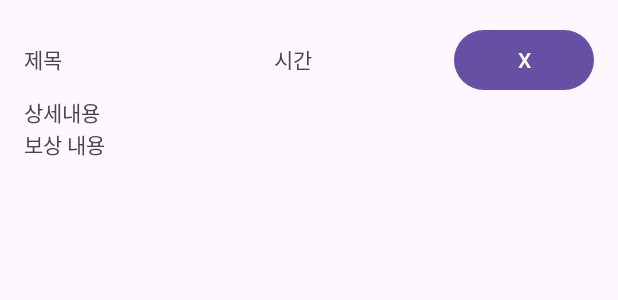
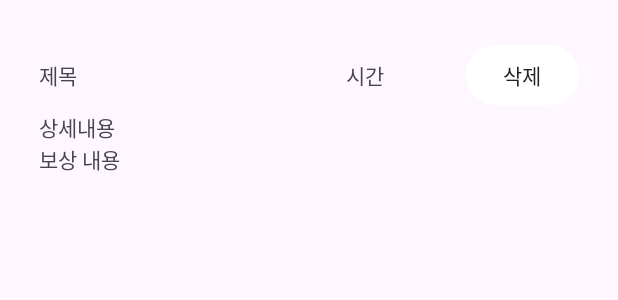
Before and after one commit to cjs5662/-, an Android app: the layout item_todo.xml on its own in the app's theme, with its tools: preview values and no code run, on a phone screen of 412 x 824 dp. Shown: the top 300 px of the screen. Run offline under Robolectric (Android 15) with nearby library versions, the phone set to English and light mode, and no system bars.

Commit message:
Update item_todo.xml

```diff
--- a/app/src/main/res/layout/item_todo.xml
+++ b/app/src/main/res/layout/item_todo.xml
@@ -13,7 +13,8 @@
         app:layout_constraintTop_toTopOf="parent"
         app:layout_constraintStart_toStartOf="parent"
         app:layout_constraintEnd_toEndOf="parent"
-        tools:layout_editor_absoluteX="16dp">
+        tools:layout_editor_absoluteX="16dp"
+        android:padding="10dp">
 
         <LinearLayout
             android:layout_width="match_parent"
@@ -22,24 +23,24 @@
 
             <TextView
                 android:id="@+id/it_title"
-                android:layout_width="wrap_content"
+                android:layout_width="0dp"
                 android:layout_height="wrap_content"
-                android:layout_weight="30"
+                android:layout_weight="1"
                 android:text="제목" />
 
             <TextView
                 android:id="@+id/it_time"
-                android:layout_width="wrap_content"
+                android:layout_width="80dp"
                 android:layout_height="wrap_content"
-                android:layout_weight="20"
                 android:text="시간" />
 
             <Button
                 android:id="@+id/btn_delete_todo"
-                android:layout_width="wrap_content"
+                android:layout_width="75dp"
                 android:layout_height="wrap_content"
-                android:layout_weight="1"
-                android:text="X" />
+                android:text="삭제"
+                android:textColor="#212121"
+                android:backgroundTint="#ffffff"/>
         </LinearLayout>
 
         <TextView
```
